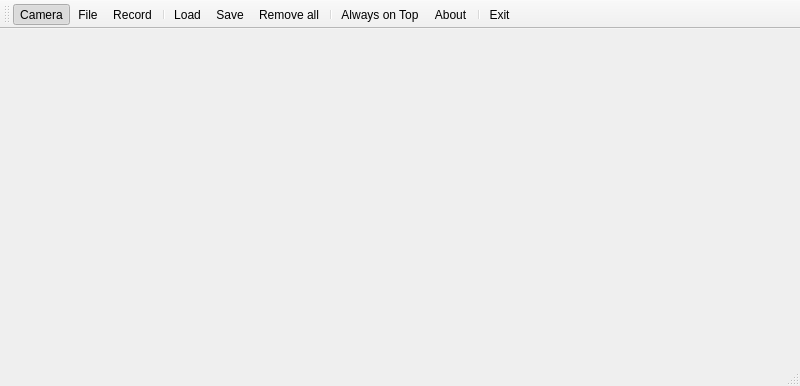
The window that lib/ui/mainUi.ui (gasparnori/Spotter) describes before a commit, drawn with Qt 5.
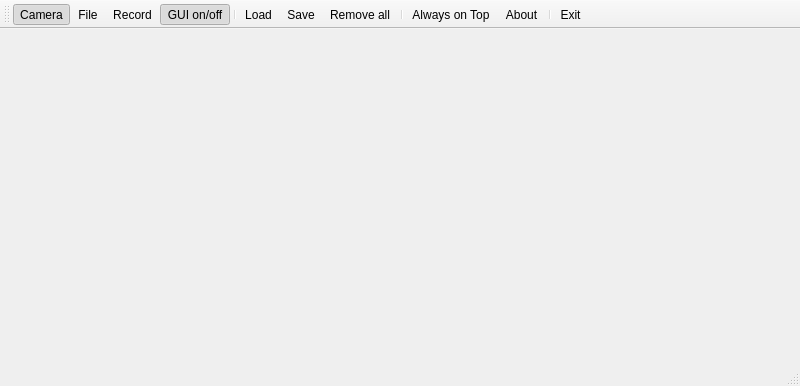
The same window after the commit. Icons and pictures are not drawn.

```diff
--- a/lib/ui/mainUi.ui
+++ b/lib/ui/mainUi.ui
@@ -101,6 +101,7 @@
    <addaction name="actionCamera"/>
    <addaction name="actionFile"/>
    <addaction name="actionRecord"/>
+   <addaction name="actionGUI_on_off"/>
    <addaction name="separator"/>
    <addaction name="actionLoadConfig"/>
    <addaction name="actionSaveConfig"/>
@@ -273,6 +274,22 @@
     <string>Always on Top</string>
    </property>
   </action>
+  <action name="actionGUI_on_off">
+   <property name="checkable">
+    <bool>true</bool>
+   </property>
+   <property name="checked">
+    <bool>true</bool>
+   </property>
+   <property name="icon">
+    <iconset resource="icons.qrc">
+     <normaloff>:/GUI_on.png</normaloff>
+     <normalon>:/GUI_off.png</normalon>:/GUI_on.png</iconset>
+   </property>
+   <property name="text">
+    <string>GUI on/off</string>
+   </property>
+  </action>
  </widget>
  <resources>
   <include location="icons.qrc"/>
```
